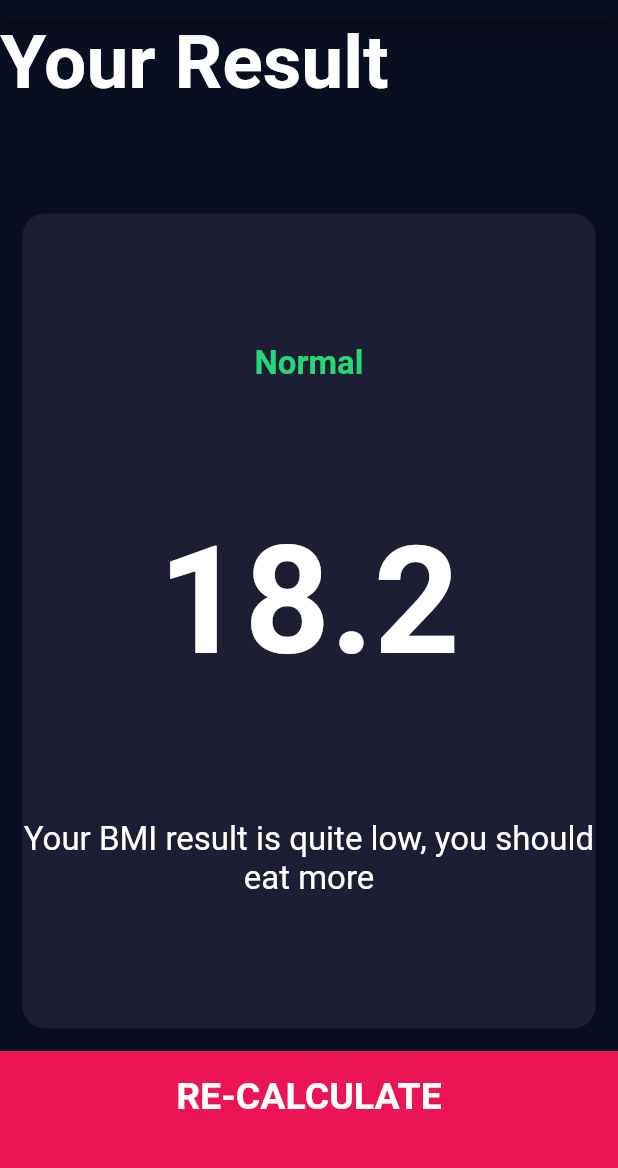
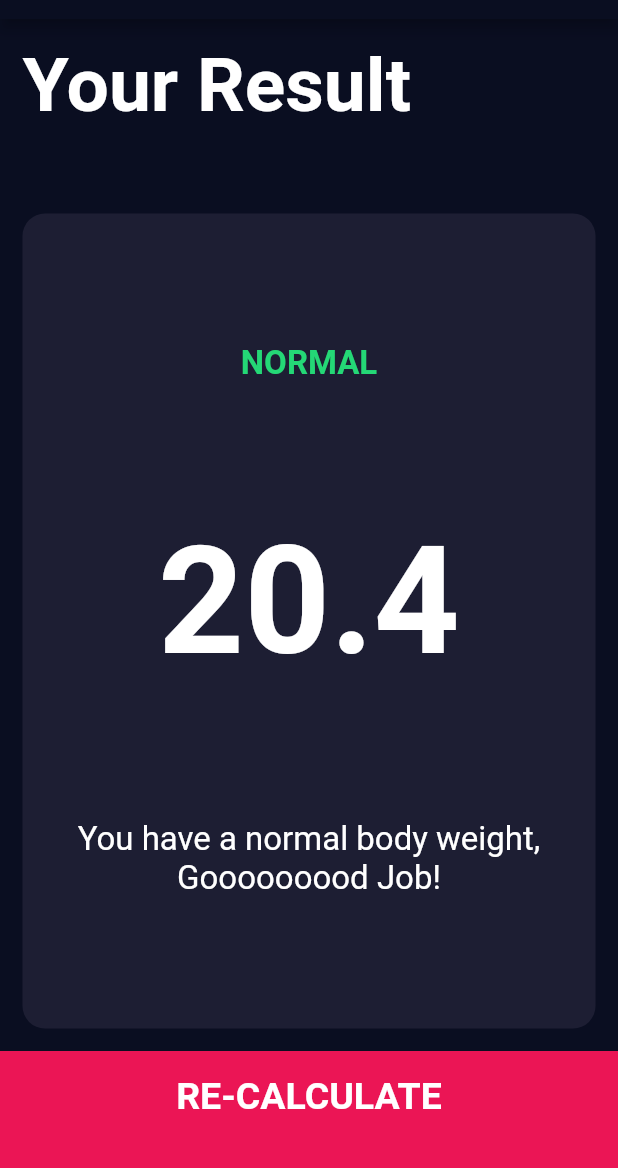
Before and after one commit to Lichyo/BMI_Calculator, a Flutter app: the screen it shows after launch, after a tap on "CALCULATE", on a phone screen of 412 x 824 dp, the part 65-1233 px from its top. Run offline on Flutter 3.47's test engine with Material 2 defaults, Android fonts, the phone set to English and light mode, and no system bars; our stand-ins replace font_awesome_flutter.

Commit message:
Ver 0.0.0

```diff
--- /dev/null
+++ b/lib/calculate_brain.dart
@@ -0,0 +1,49 @@
+import 'dart:math';
+
+class CalculateBrain
+{
+  CalculateBrain({this.weight, this.height});
+  final weight;
+  final height;
+  double _bmi = 0.0;
+
+  String calculateBMI()
+  {
+    _bmi = weight / pow(height/100, 2);
+    return _bmi.toStringAsFixed(1);
+  }
+
+  String getResult()
+  {
+    if(_bmi >= 25)
+      {
+        return 'OverWeight';
+      }
+    else if(_bmi >= 18.5)
+      {
+        return 'Normal';
+      }
+    else
+      {
+        return 'UnderWeight';
+      }
+  }
+
+  String getInterpretation()
+  {
+    if(_bmi >= 25)
+    {
+      return 'You have a higher than normal body weight, Try to exercise more.';
+    }
+    else if(_bmi >= 18.5)
+    {
+      return 'You have a normal body weight, Gooooooood Job!';
+    }
+    else
+    {
+      return 'You have a lower than normal body weight, You can eat a bit more';
+    }
+  }
+
+
+}
--- a/lib/calculate_page.dart
+++ b/lib/calculate_page.dart
@@ -1,10 +1,16 @@
+import 'package:bmi_calculator/input_page.dart';
 import 'package:bmi_calculator/reusable_card.dart';
 import 'package:flutter/material.dart';
 import 'constants.dart';
 import 'bottom_button.dart';
+import 'calculate_brain.dart';
 
-class Calculate extends StatelessWidget {
-  // const Calculate({Key? key}) : super(key: key);
+class CalculatePage extends StatelessWidget {
+
+  CalculatePage({this.calc});
+
+  final CalculateBrain calc;
+
   @override
   Widget build(BuildContext context) {
     return Scaffold(
@@ -17,9 +23,12 @@ class Calculate extends StatelessWidget {
         crossAxisAlignment: CrossAxisAlignment.stretch,
         children: [
           Expanded(
-            child: Text(
-              'Your Result',
-              style: kTitleTextStyle,
+            child: Container(
+              padding: EdgeInsets.all(15),
+              child: Text(
+                'Your Result',
+                style: kTitleTextStyle,
+              ),
             ),
           ),
           Expanded(
@@ -31,15 +40,15 @@ class Calculate extends StatelessWidget {
                 crossAxisAlignment: CrossAxisAlignment.center,
                 children: [
                   Text(
-                    'Normal',
+                    calc.getResult().toUpperCase(),
                     style: kResultTextStyle,
                   ),
                   Text(
-                    '18.2',
+                    calc.calculateBMI(),
                     style: kBMITextStyle,
                   ),
                   Text(
-                    'Your BMI result is quite low, you should eat more',
+                    calc.getInterpretation(),
                     style: kBodyTextStyle,
                     textAlign: TextAlign.center,
                   ),
@@ -50,7 +59,7 @@ class Calculate extends StatelessWidget {
           BottomButton(
             content: 'RE-CALCULATE',
             onPressed: () {
-              Navigator.pushNamed(context, 'input_page');
+              Navigator.pop(context);
             },
           ),
         ],
--- a/lib/input_page.dart
+++ b/lib/input_page.dart
@@ -5,7 +5,10 @@ import 'icon_container.dart';
 import 'constants.dart';
 import 'round_icon_button.dart';
 import 'package:bmi_calculator/bottom_button.dart';
+import 'calculate_page.dart';
+import 'calculate_brain.dart';
 
+CalculateBrain calculateBrain;
 int height = 170;
 int weight = 60;
 int age = 20;
@@ -209,7 +212,15 @@ class _InputPageState extends State<InputPage> {
           BottomButton(
             content: 'CALCULATE',
             onPressed: () {
-              Navigator.pushNamed(context, 'calculate_page');
+              CalculateBrain calc = CalculateBrain(weight: weight, height: height);
+              print('Result : ' + calc.getResult());
+              print('BMI : ' + calc.calculateBMI());
+              print('Interpretation' + calc.getInterpretation());
+              Navigator.of(context).push(
+                MaterialPageRoute(
+                  builder: (context) => CalculatePage(calc: calc,),
+                ),
+              );
             },
           ),
         ],
--- a/lib/main.dart
+++ b/lib/main.dart
@@ -8,10 +8,6 @@ class BMICalculator extends StatelessWidget {
   @override
   Widget build(BuildContext context) {
     return MaterialApp(
-      routes: {
-        'input_page': (context) => InputPage(),
-        'calculate_page': (context) => Calculate(),
-      },
       theme: ThemeData.dark().copyWith(
         primaryColor: Color(0xFF0A0E21),
         scaffoldBackgroundColor: Color(0xFF0A0E21),
```
